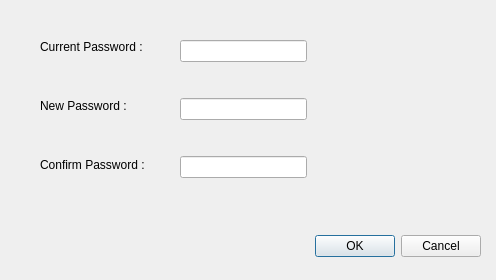
Old version of the form AP/new_password_dialog.ui in the repository AP-projects-4001/Guys.
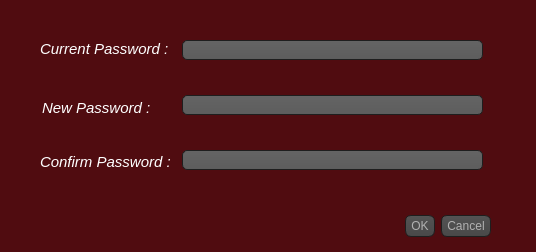
New version of the form.

What changed in the file:
```diff
--- a/AP/new_password_dialog.ui
+++ b/AP/new_password_dialog.ui
@@ -6,31 +6,82 @@
    <rect>
     <x>0</x>
     <y>0</y>
-    <width>496</width>
-    <height>280</height>
+    <width>536</width>
+    <height>252</height>
    </rect>
   </property>
-  <property name="minimumSize">
-   <size>
-    <width>496</width>
-    <height>280</height>
-   </size>
-  </property>
-  <property name="maximumSize">
-   <size>
-    <width>496</width>
-    <height>280</height>
-   </size>
-  </property>
   <property name="windowTitle">
    <string>Dialog</string>
   </property>
+  <property name="styleSheet">
+   <string notr="true">QWidget
+{
+background-color: rgb(80, 12, 16);
+}
+QPushButton:hover
+{
+    background-color: QLinearGradient( x1: 0, y1: 0, x2: 0, y2: 1, stop: 0 #565656, stop: 0.1 #525252, stop: 0.5 #4e4e4e, stop: 0.9 #4a4a4a, stop: 1 #464646);
+	border: 2px solid QLinearGradient( x1: 0, y1: 0, x2: 0, y2: 1, stop: 0 #10082e, stop: 1 #10082e);
+}
+QPushButton
+{
+    color: #b1b1b1;
+    background-color: QLinearGradient( x1: 0, y1: 0, x2: 0, y2: 1, stop: 0 #565656, stop: 0.1 #525252, stop: 0.5 #4e4e4e, stop: 0.9 #4a4a4a, stop: 1 #464646);
+    border-width: 1px;
+    border-color: #1e1e1e;
+    border-style: solid;
+    border-radius: 6;
+    padding: 3px;
+    font-size: 12px;
+    padding-left: 5px;
+    padding-right: 5px;
+}
+QPushButton:pressed
+{
+    background-color: QLinearGradient( x1: 0, y1: 0, x2: 0, y2: 1, stop: 0 #2d2d2d, stop: 0.1 #2b2b2b, stop: 0.5 #292929, stop: 0.9 #282828, stop: 1 #252525);
+}
+
+QLineEdit
+{
+    background-color: QLinearGradient( x1: 0, y1: 0, x2: 0, y2: 1, stop: 0 #000000, stop: 0 #646464, stop: 1 #5d5d5d);
+    padding: 1px;
+    border-style: solid;
+    border: 1px solid #1e1e1e;
+    border-radius: 5;
+}
+QRadioButton
+{
+    color: #ffffff;
+}
+QLabel
+{
+    color: #ffffff;
+}
+QRadioButton::indicator:checked, QRadioButton::indicator:unchecked{
+    color: #b1b1b1;
+    background-color: #323232;
+    border: 1px solid #b1b1b1;
+    border-radius: 6px;
+}
+
+QRadioButton::indicator:checked
+{
+    background-color: qradialgradient(
+        cx: 0.5, cy: 0.5,
+        fx: 0.5, fy: 0.5,
+        radius: 1.0,
+        stop: 0.25 #969696,
+        stop: 0.3 #323232
+    );
+}
+</string>
+  </property>
   <widget class="QDialogButtonBox" name="buttonBox">
    <property name="geometry">
     <rect>
-     <x>140</x>
-     <y>230</y>
-     <width>341</width>
+     <x>310</x>
+     <y>210</y>
+     <width>181</width>
      <height>32</height>
     </rect>
    </property>
@@ -41,60 +92,96 @@
     <set>QDialogButtonBox::Cancel|QDialogButtonBox::Ok</set>
    </property>
   </widget>
-  <widget class="QWidget" name="">
+  <widget class="QWidget" name="layoutWidget">
    <property name="geometry">
     <rect>
-     <x>180</x>
-     <y>10</y>
-     <width>127</width>
-     <height>201</height>
+     <x>182</x>
+     <y>11</y>
+     <width>301</width>
+     <height>191</height>
     </rect>
    </property>
    <layout class="QVBoxLayout" name="verticalLayout">
     <item>
-     <widget class="QLineEdit" name="lineEdit_current"/>
-    </item>
-    <item>
-     <widget class="QLineEdit" name="lineEdit_new"/>
-    </item>
-    <item>
-     <widget class="QLineEdit" name="lineEdit_confirm"/>
-    </item>
-   </layout>
-  </widget>
-  <widget class="QWidget" name="">
-   <property name="geometry">
-    <rect>
-     <x>40</x>
-     <y>20</y>
-     <width>127</width>
-     <height>171</height>
-    </rect>
-   </property>
-   <layout class="QVBoxLayout" name="verticalLayout_2">
-    <item>
-     <widget class="QLabel" name="label">
-      <property name="text">
-       <string>Current Password :</string>
+     <widget class="QLineEdit" name="lineEdit_current">
+      <property name="echoMode">
+       <enum>QLineEdit::Password</enum>
       </property>
      </widget>
     </item>
     <item>
-     <widget class="QLabel" name="label_2">
-      <property name="text">
-       <string>New Password :</string>
+     <widget class="QLineEdit" name="lineEdit_new">
+      <property name="echoMode">
+       <enum>QLineEdit::Password</enum>
       </property>
      </widget>
     </item>
     <item>
-     <widget class="QLabel" name="label_3">
-      <property name="text">
-       <string>Confirm Password :</string>
+     <widget class="QLineEdit" name="lineEdit_confirm">
+      <property name="echoMode">
+       <enum>QLineEdit::Password</enum>
       </property>
      </widget>
     </item>
    </layout>
   </widget>
+  <widget class="QLabel" name="label_3">
+   <property name="geometry">
+    <rect>
+     <x>40</x>
+     <y>152</y>
+     <width>133</width>
+     <height>21</height>
+    </rect>
+   </property>
+   <property name="font">
+    <font>
+     <family>Microsoft Sans Serif</family>
+     <pointsize>11</pointsize>
+    </font>
+   </property>
+   <property name="text">
+    <string>&lt;html&gt;&lt;head/&gt;&lt;body&gt;&lt;p&gt;&lt;span style=&quot; font-style:italic;&quot;&gt;Confirm Password :&lt;/span&gt;&lt;/p&gt;&lt;/body&gt;&lt;/html&gt;</string>
+   </property>
+  </widget>
+  <widget class="QLabel" name="label_2">
+   <property name="geometry">
+    <rect>
+     <x>42</x>
+     <y>99</y>
+     <width>110</width>
+     <height>17</height>
+    </rect>
+   </property>
+   <property name="font">
+    <font>
+     <family>Microsoft Sans Serif</family>
+     <pointsize>11</pointsize>
+    </font>
+   </property>
+   <property name="text">
+    <string>&lt;html&gt;&lt;head/&gt;&lt;body&gt;&lt;p&gt;&lt;span style=&quot; font-style:italic;&quot;&gt;New Password :&lt;/span&gt;&lt;/p&gt;&lt;/body&gt;&lt;/html&gt;</string>
+   </property>
+  </widget>
+  <widget class="QLabel" name="label">
+   <property name="geometry">
+    <rect>
+     <x>40</x>
+     <y>40</y>
+     <width>129</width>
+     <height>17</height>
+    </rect>
+   </property>
+   <property name="font">
+    <font>
+     <family>Microsoft Sans Serif</family>
+     <pointsize>11</pointsize>
+    </font>
+   </property>
+   <property name="text">
+    <string>&lt;html&gt;&lt;head/&gt;&lt;body&gt;&lt;p&gt;&lt;span style=&quot; font-style:italic;&quot;&gt;Current Password :&lt;/span&gt;&lt;/p&gt;&lt;/body&gt;&lt;/html&gt;</string>
+   </property>
+  </widget>
  </widget>
  <resources/>
  <connections>
```
